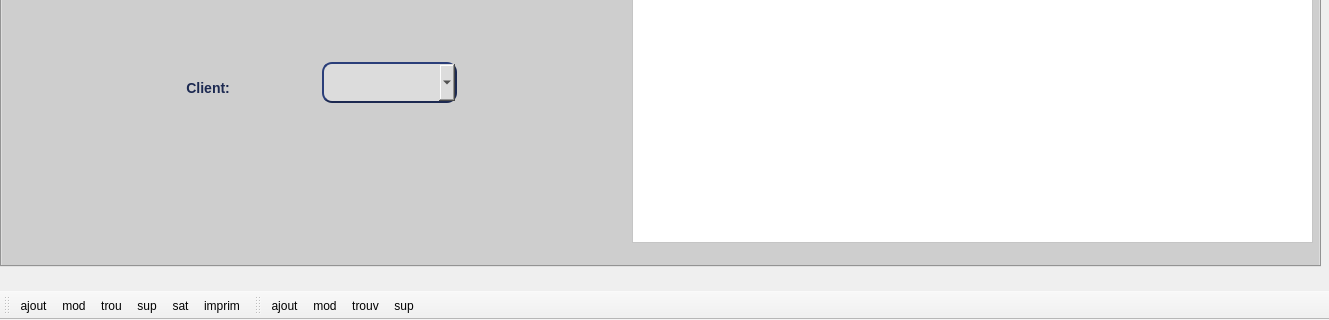
This is mainwindow.ui in amal-souissi/projet_cpp_2A as Qt 5 draws it before an edit; both pictures show x 0 to 1329 and y 324 to 644 of the 1329 by 644 pixel window. The edited form follows.
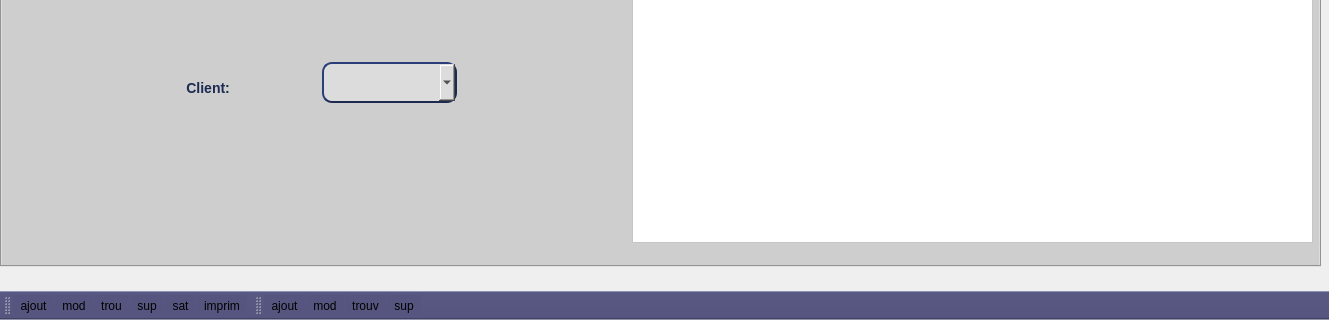
This is the edited form. Icons and pictures are not drawn.

```diff
--- a/mainwindow.ui
+++ b/mainwindow.ui
@@ -749,6 +749,9 @@
    <property name="windowTitle">
     <string>toolBar</string>
    </property>
+   <property name="styleSheet">
+    <string notr="true">background-color: rgb(85, 85, 127)</string>
+   </property>
    <attribute name="toolBarArea">
     <enum>BottomToolBarArea</enum>
    </attribute>
@@ -766,6 +769,9 @@
    <property name="windowTitle">
     <string>toolBar_2</string>
    </property>
+   <property name="styleSheet">
+    <string notr="true">background-color: rgb(85, 85, 127)</string>
+   </property>
    <attribute name="toolBarArea">
     <enum>BottomToolBarArea</enum>
    </attribute>
```
